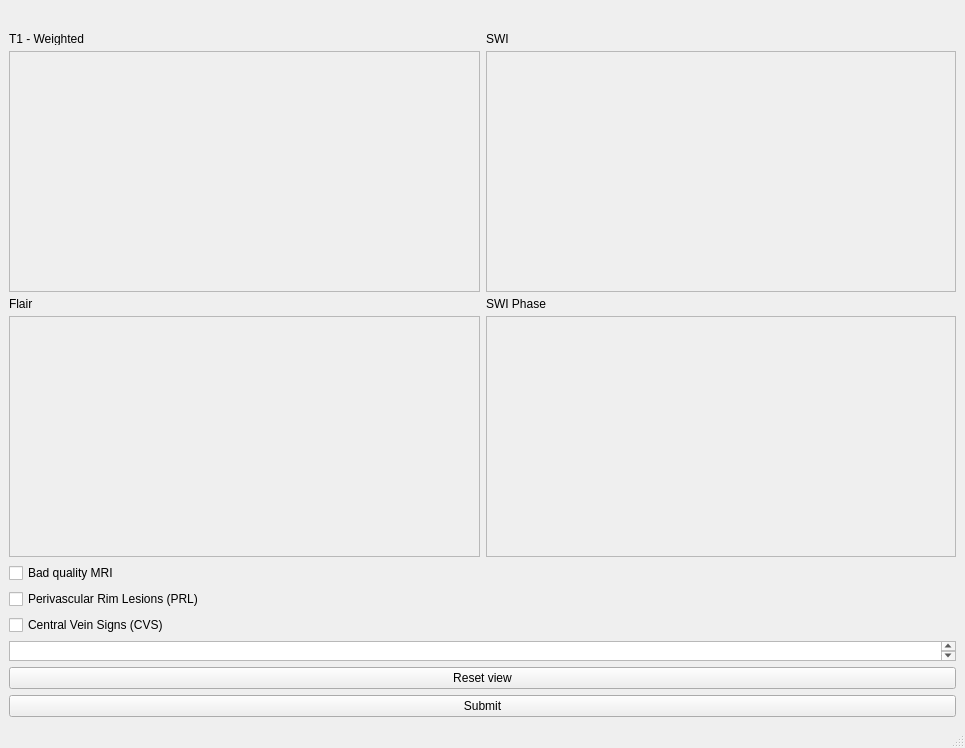
Old version of the form MVis.ui in the repository Salli-A/MS-Lesion-Visualization-in-MRI-Scans.
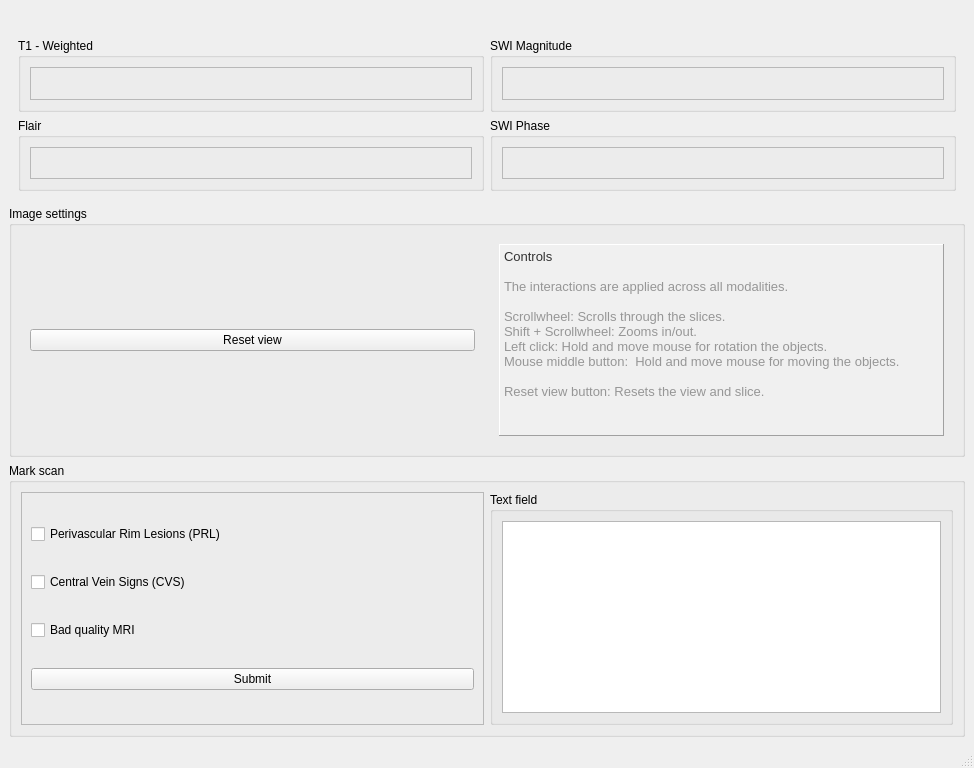
New version of the form.

The edit to the form file:
```diff
--- a/MVis.ui
+++ b/MVis.ui
@@ -6,8 +6,8 @@
    <rect>
     <x>0</x>
     <y>0</y>
-    <width>965</width>
-    <height>748</height>
+    <width>974</width>
+    <height>768</height>
    </rect>
   </property>
   <property name="windowTitle">
@@ -17,53 +17,131 @@
    <property name="enabled">
     <bool>true</bool>
    </property>
+   <layout class="QGridLayout" name="gridLayout">
+    <item row="4" column="0">
+     <widget class="QGroupBox" name="markscan_box">
+      <property name="sizePolicy">
+       <sizepolicy hsizetype="Expanding" vsizetype="Preferred">
+        <horstretch>0</horstretch>
+        <verstretch>0</verstretch>
+       </sizepolicy>
+      </property>
+      <property name="maximumSize">
+       <size>
+        <width>16777215</width>
+        <height>16777215</height>
+       </size>
+      </property>
+      <property name="title">
+       <string>Mark scan</string>
+      </property>
+      <layout class="QHBoxLayout" name="horizontalLayout_2">
+       <item>
+        <widget class="QFrame" name="button_frame">
+         <property name="sizePolicy">
+          <sizepolicy hsizetype="Expanding" vsizetype="Preferred">
+           <horstretch>0</horstretch>
+           <verstretch>0</verstretch>
+          </sizepolicy>
+         </property>
+         <property name="frameShape">
+          <enum>QFrame::StyledPanel</enum>
+         </property>
+         <property name="frameShadow">
+          <enum>QFrame::Raised</enum>
+         </property>
    <layout class="QVBoxLayout" name="verticalLayout">
     <item>
-     <widget class="QLabel" name="case_id">
+           <widget class="QCheckBox" name="prl_checkbox">
+            <property name="text">
+             <string>Perivascular Rim Lesions (PRL)</string>
+            </property>
+           </widget>
+          </item>
+          <item>
+           <widget class="QCheckBox" name="cvs_checkbox">
+            <property name="text">
+             <string>Central Vein Signs (CVS)</string>
+            </property>
+           </widget>
+          </item>
+          <item>
+           <widget class="QCheckBox" name="badQuality_checkbox">
+            <property name="text">
+             <string>Bad quality MRI</string>
+            </property>
+           </widget>
+          </item>
+          <item>
+           <widget class="QPushButton" name="submit_button">
+            <property name="text">
+             <string>Submit</string>
+            </property>
+           </widget>
+          </item>
+         </layout>
+        </widget>
+       </item>
+       <item>
+        <widget class="QGroupBox" name="text_box">
+         <property name="sizePolicy">
+          <sizepolicy hsizetype="Expanding" vsizetype="Preferred">
+           <horstretch>0</horstretch>
+           <verstretch>0</verstretch>
+          </sizepolicy>
+         </property>
+         <property name="title">
+          <string>Text field</string>
+         </property>
+         <layout class="QVBoxLayout" name="verticalLayout_2">
+          <item>
+           <widget class="QPlainTextEdit" name="text_field">
       <property name="maximumSize">
        <size>
         <width>16777215</width>
-        <height>18</height>
-       </size>
-      </property>
-      <property name="text">
+              <height>16777215</height>
+             </size>
+            </property>
+            <property name="plainText">
        <string/>
       </property>
      </widget>
     </item>
-    <item>
+         </layout>
+        </widget>
+       </item>
+      </layout>
+     </widget>
+    </item>
+    <item row="1" column="0">
+     <widget class="QWidget" name="render_widget" native="true">
+      <property name="sizePolicy">
+       <sizepolicy hsizetype="Expanding" vsizetype="Expanding">
+        <horstretch>0</horstretch>
+        <verstretch>0</verstretch>
+       </sizepolicy>
+      </property>
      <layout class="QGridLayout" name="gridLayout_main">
-      <item row="1" column="0">
-       <layout class="QGridLayout" name="flair_layout">
-        <item row="1" column="0">
-         <widget class="QFrame" name="flair_frame">
-          <property name="frameShape">
-           <enum>QFrame::StyledPanel</enum>
-          </property>
-          <property name="frameShadow">
-           <enum>QFrame::Raised</enum>
-          </property>
-         </widget>
-        </item>
-        <item row="0" column="0">
-         <widget class="QLabel" name="flair_label">
-          <property name="maximumSize">
-           <size>
-            <width>16777215</width>
-            <height>12</height>
-           </size>
-          </property>
-          <property name="text">
-           <string>Flair</string>
-          </property>
-         </widget>
-        </item>
-       </layout>
-      </item>
       <item row="0" column="1">
+        <widget class="QGroupBox" name="swi_box">
+         <property name="sizePolicy">
+          <sizepolicy hsizetype="Expanding" vsizetype="Expanding">
+           <horstretch>0</horstretch>
+           <verstretch>0</verstretch>
+          </sizepolicy>
+         </property>
+         <property name="title">
+          <string>SWI Magnitude</string>
+         </property>
        <layout class="QGridLayout" name="swi_layout">
-        <item row="1" column="0">
+          <item row="0" column="0">
          <widget class="QFrame" name="swi_frame">
+            <property name="sizePolicy">
+             <sizepolicy hsizetype="Expanding" vsizetype="Expanding">
+              <horstretch>0</horstretch>
+              <verstretch>0</verstretch>
+             </sizepolicy>
+            </property>
           <property name="frameShape">
            <enum>QFrame::StyledPanel</enum>
           </property>
@@ -72,25 +150,60 @@
           </property>
          </widget>
         </item>
+         </layout>
+        </widget>
+       </item>
+       <item row="1" column="0">
+        <widget class="QGroupBox" name="flair_box">
+         <property name="sizePolicy">
+          <sizepolicy hsizetype="Expanding" vsizetype="Expanding">
+           <horstretch>0</horstretch>
+           <verstretch>0</verstretch>
+          </sizepolicy>
+         </property>
+         <property name="title">
+          <string>Flair</string>
+         </property>
+         <layout class="QGridLayout" name="flair_layout">
         <item row="0" column="0">
-         <widget class="QLabel" name="swi_label">
-          <property name="maximumSize">
-           <size>
-            <width>16777215</width>
-            <height>12</height>
-           </size>
-          </property>
-          <property name="text">
-           <string>SWI</string>
+           <widget class="QFrame" name="flair_frame">
+            <property name="sizePolicy">
+             <sizepolicy hsizetype="Expanding" vsizetype="Expanding">
+              <horstretch>0</horstretch>
+              <verstretch>0</verstretch>
+             </sizepolicy>
+            </property>
+            <property name="frameShape">
+             <enum>QFrame::StyledPanel</enum>
+            </property>
+            <property name="frameShadow">
+             <enum>QFrame::Raised</enum>
           </property>
          </widget>
         </item>
        </layout>
+        </widget>
       </item>
       <item row="1" column="1">
+        <widget class="QGroupBox" name="phase_box">
+         <property name="sizePolicy">
+          <sizepolicy hsizetype="Expanding" vsizetype="Expanding">
+           <horstretch>0</horstretch>
+           <verstretch>0</verstretch>
+          </sizepolicy>
+         </property>
+         <property name="title">
+          <string>SWI Phase</string>
+         </property>
        <layout class="QGridLayout" name="phase_layout">
-        <item row="1" column="0">
+          <item row="0" column="0">
          <widget class="QFrame" name="phase_frame">
+            <property name="sizePolicy">
+             <sizepolicy hsizetype="Expanding" vsizetype="Expanding">
+              <horstretch>0</horstretch>
+              <verstretch>0</verstretch>
+             </sizepolicy>
+            </property>
           <property name="frameShape">
            <enum>QFrame::StyledPanel</enum>
           </property>
@@ -99,25 +212,29 @@
           </property>
          </widget>
         </item>
-        <item row="0" column="0">
-         <widget class="QLabel" name="phase_label">
-          <property name="maximumSize">
-           <size>
-            <width>16777215</width>
-            <height>12</height>
-           </size>
-          </property>
-          <property name="text">
-           <string>SWI Phase</string>
-          </property>
-         </widget>
-        </item>
-       </layout>
+         </layout>
+        </widget>
       </item>
       <item row="0" column="0">
+        <widget class="QGroupBox" name="t1_box">
+         <property name="sizePolicy">
+          <sizepolicy hsizetype="Expanding" vsizetype="Expanding">
+           <horstretch>0</horstretch>
+           <verstretch>0</verstretch>
+          </sizepolicy>
+         </property>
+         <property name="title">
+          <string>T1 - Weighted</string>
+         </property>
        <layout class="QGridLayout" name="t1_layout">
-        <item row="1" column="0">
+          <item row="0" column="0">
          <widget class="QFrame" name="t1_frame">
+            <property name="sizePolicy">
+             <sizepolicy hsizetype="Expanding" vsizetype="Expanding">
+              <horstretch>0</horstretch>
+              <verstretch>0</verstretch>
+             </sizepolicy>
+            </property>
           <property name="frameShape">
            <enum>QFrame::StyledPanel</enum>
           </property>
@@ -126,69 +243,111 @@
           </property>
          </widget>
         </item>
+         </layout>
+        </widget>
+       </item>
+      </layout>
+     </widget>
+    </item>
         <item row="0" column="0">
-         <widget class="QLabel" name="t1_label">
+     <widget class="QLabel" name="case_id">
           <property name="maximumSize">
            <size>
             <width>16777215</width>
-            <height>12</height>
+        <height>18</height>
            </size>
           </property>
           <property name="text">
-           <string>T1 - Weighted</string>
-          </property>
-         </widget>
-        </item>
-       </layout>
-      </item>
-     </layout>
-    </item>
-    <item>
-     <widget class="QCheckBox" name="badQuality_checkbox">
-      <property name="text">
-       <string>Bad quality MRI</string>
-      </property>
-     </widget>
-    </item>
-    <item>
-     <widget class="QCheckBox" name="prl_checkbox">
-      <property name="text">
-       <string>Perivascular Rim Lesions (PRL)</string>
-      </property>
-     </widget>
-    </item>
-    <item>
-     <widget class="QCheckBox" name="cvs_checkbox">
-      <property name="text">
-       <string>Central Vein Signs (CVS)</string>
-      </property>
-     </widget>
-    </item>
-    <item>
-     <widget class="QPlainTextEdit" name="comments_textfield">
-      <property name="maximumSize">
-       <size>
-        <width>16777215</width>
-        <height>20</height>
-       </size>
-      </property>
-      <property name="plainText">
        <string/>
       </property>
      </widget>
     </item>
+    <item row="3" column="0">
+     <widget class="QGroupBox" name="controls_box">
+      <property name="sizePolicy">
+       <sizepolicy hsizetype="Expanding" vsizetype="Preferred">
+        <horstretch>0</horstretch>
+        <verstretch>0</verstretch>
+       </sizepolicy>
+      </property>
+      <property name="title">
+       <string>Image settings</string>
+      </property>
+      <layout class="QHBoxLayout" name="horizontalLayout">
+       <item>
+        <widget class="QWidget" name="verticalWidget" native="true">
+         <property name="sizePolicy">
+          <sizepolicy hsizetype="Expanding" vsizetype="Preferred">
+           <horstretch>0</horstretch>
+           <verstretch>0</verstretch>
+          </sizepolicy>
+         </property>
+         <layout class="QVBoxLayout" name="verticalLayout_4">
     <item>
      <widget class="QPushButton" name="reset_button">
+            <property name="sizePolicy">
+             <sizepolicy hsizetype="Preferred" vsizetype="Fixed">
+              <horstretch>0</horstretch>
+              <verstretch>0</verstretch>
+             </sizepolicy>
+            </property>
       <property name="text">
        <string>Reset view</string>
       </property>
      </widget>
     </item>
+         </layout>
+        </widget>
+       </item>
     <item>
-     <widget class="QPushButton" name="submit_button">
-      <property name="text">
-       <string>Submit</string>
-      </property>
+        <widget class="QWidget" name="widget" native="true">
+         <property name="sizePolicy">
+          <sizepolicy hsizetype="Expanding" vsizetype="Preferred">
+           <horstretch>0</horstretch>
+           <verstretch>0</verstretch>
+          </sizepolicy>
+         </property>
+         <layout class="QVBoxLayout" name="verticalLayout_3">
+          <item>
+           <widget class="QTextBrowser" name="textBrowser">
+            <property name="sizePolicy">
+             <sizepolicy hsizetype="Preferred" vsizetype="Preferred">
+              <horstretch>0</horstretch>
+              <verstretch>0</verstretch>
+             </sizepolicy>
+            </property>
+            <property name="autoFillBackground">
+             <bool>false</bool>
+            </property>
+            <property name="styleSheet">
+             <string notr="true">QTextEdit {
+    background-color: #f0f0f0;
+}</string>
+            </property>
+            <property name="frameShape">
+             <enum>QFrame::Panel</enum>
+            </property>
+            <property name="frameShadow">
+             <enum>QFrame::Raised</enum>
+            </property>
+            <property name="html">
+             <string>&lt;!DOCTYPE HTML PUBLIC &quot;-//W3C//DTD HTML 4.0//EN&quot; &quot;http://www.w3.org/TR/REC-html40/strict.dtd&quot;&gt;
+&lt;html&gt;&lt;head&gt;&lt;meta name=&quot;qrichtext&quot; content=&quot;1&quot; /&gt;&lt;style type=&quot;text/css&quot;&gt;
+p, li { white-space: pre-wrap; }
+&lt;/style&gt;&lt;/head&gt;&lt;body style=&quot; font-family:'MS Shell Dlg 2'; font-size:8.25pt; font-weight:400; font-style:normal;&quot;&gt;
+&lt;p style=&quot; margin-top:0px; margin-bottom:0px; margin-left:0px; margin-right:0px; -qt-block-indent:0; text-indent:0px;&quot;&gt;&lt;span style=&quot; font-size:10pt; color:#323232;&quot;&gt;Controls&lt;br /&gt;&lt;br /&gt;&lt;/span&gt;&lt;span style=&quot; font-size:10pt; color:#969696;&quot;&gt;The interactions are applied across all modalities.&lt;/span&gt;&lt;/p&gt;
+&lt;p style=&quot; margin-top:0px; margin-bottom:0px; margin-left:0px; margin-right:0px; -qt-block-indent:0; text-indent:0px;&quot;&gt;&lt;span style=&quot; font-size:10pt; color:#969696;&quot;&gt;&lt;br /&gt;Scrollwheel: Scrolls through the slices.&lt;br /&gt;Shift + Scrollwheel: Zooms in/out.&lt;br /&gt;Left click: Hold and move mouse for rotation the objects.&lt;/span&gt;&lt;/p&gt;
+&lt;p style=&quot; margin-top:0px; margin-bottom:0px; margin-left:0px; margin-right:0px; -qt-block-indent:0; text-indent:0px;&quot;&gt;&lt;span style=&quot; font-size:10pt; color:#969696;&quot;&gt;Mouse middle button:  Hold and move mouse for moving the objects.&lt;/span&gt;&lt;/p&gt;
+&lt;p style=&quot;-qt-paragraph-type:empty; margin-top:0px; margin-bottom:0px; margin-left:0px; margin-right:0px; -qt-block-indent:0; text-indent:0px; font-size:10pt; color:#969696;&quot;&gt;&lt;br /&gt;&lt;/p&gt;
+&lt;p style=&quot; margin-top:0px; margin-bottom:0px; margin-left:0px; margin-right:0px; -qt-block-indent:0; text-indent:0px;&quot;&gt;&lt;span style=&quot; font-size:10pt; color:#969696;&quot;&gt;Reset view button: Resets the view and slice.&lt;/span&gt;&lt;/p&gt;
+&lt;p style=&quot;-qt-paragraph-type:empty; margin-top:0px; margin-bottom:0px; margin-left:0px; margin-right:0px; -qt-block-indent:0; text-indent:0px; font-size:10pt; color:#323232;&quot;&gt;&lt;br /&gt;&lt;/p&gt;&lt;/body&gt;&lt;/html&gt;</string>
+            </property>
+           </widget>
+          </item>
+         </layout>
+        </widget>
+       </item>
+      </layout>
      </widget>
     </item>
    </layout>
```
Left out of the diff: 2 changed lines with no effect on the pictures. Lines whose indentation alone changed are shown as unchanged.
